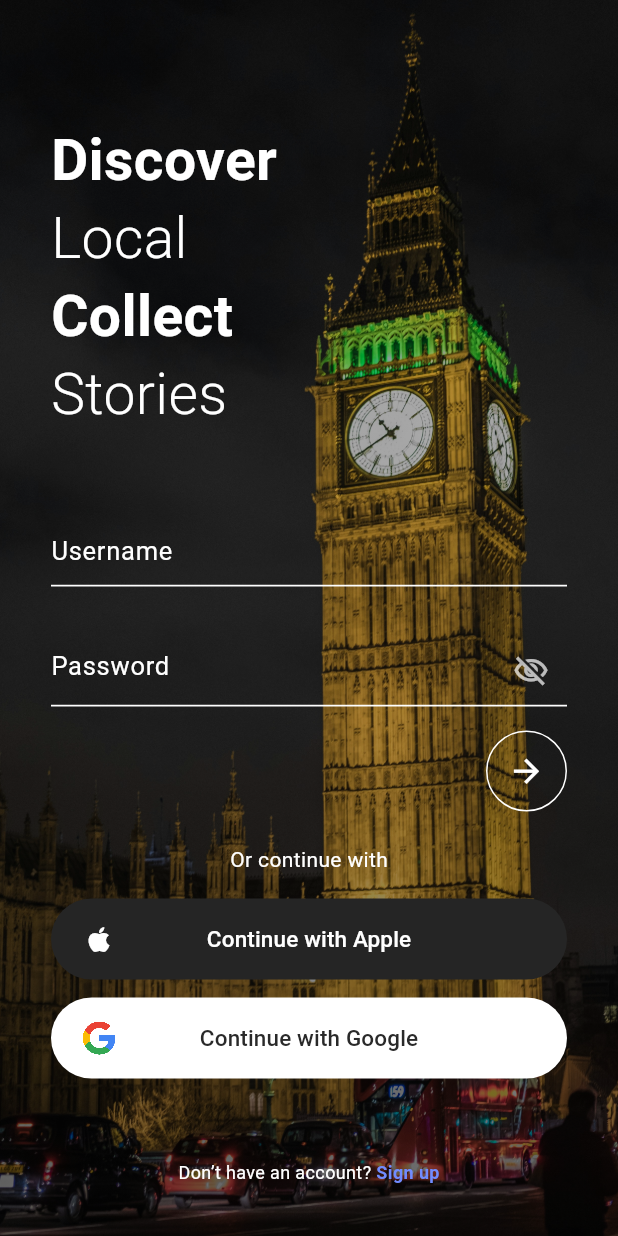
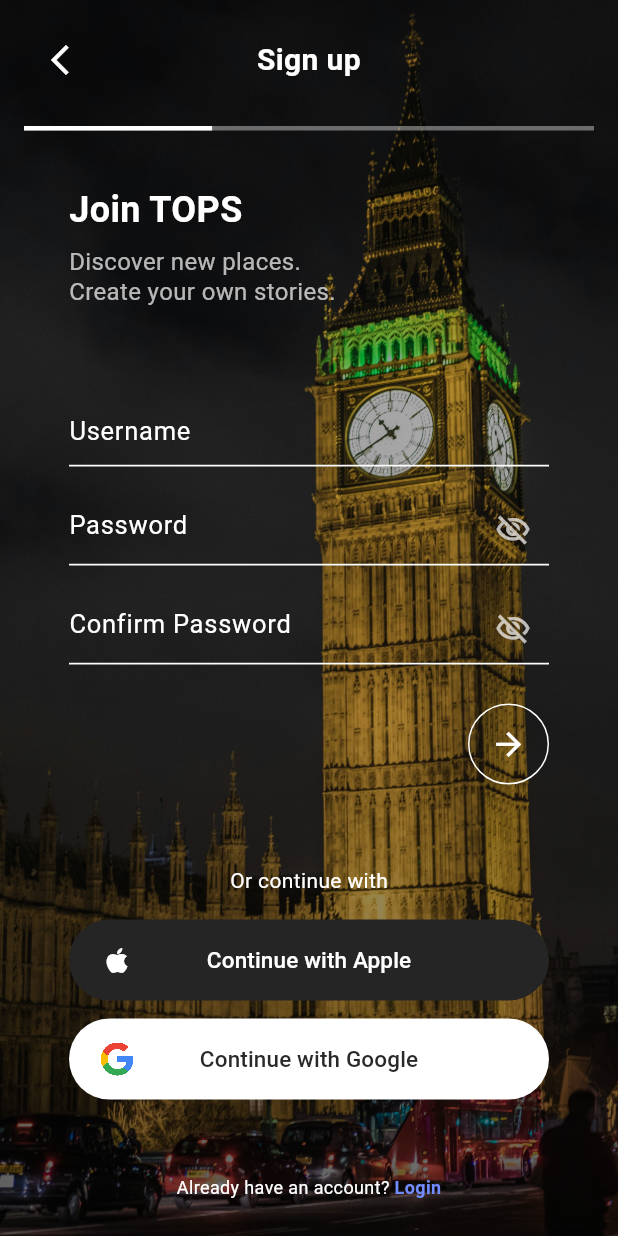
Before and after one commit to 2026-global-project-team/TOPS, a Flutter app: the screen it shows after launch, after a tap on "Sign up", on a phone screen of 412 x 824 dp. Run offline on Flutter 3.47's test engine with Material 3 defaults, Android fonts, the light colour scheme and no system bars; our stand-ins replace camera, fl_chart; statements that could not run were skipped.

Commit message:
folders refactoring

```diff
--- a/lib/Screen/login/signUp.dart
+++ b/lib/Screen/login/signUp.dart
@@ -1,16 +1,89 @@
 import 'package:flutter/material.dart';
+import 'package:flutter/cupertino.dart';
+import 'package:tops/Screen/login/widgets/login_background.dart';
+import 'package:tops/Screen/login/widgets/signup_header.dart';
+import 'widgets/onboarding_step.dart';
+import 'widgets/signup_form_step.dart';
 
-class SignUpPage extends StatefulWidget{
-  const SignUpPage({super.key});
+class SignupPage extends StatefulWidget {
+  const SignupPage({super.key});
 
   @override
-  State<StatefulWidget> createState() => _signPageState();
+  State<SignupPage> createState() => _SignupPageState();
 }
 
-class _signPageState extends State<SignUpPage>{
+class _SignupPageState extends State<SignupPage> {
+  int _currentStep = 0;
 
   @override
   Widget build(BuildContext context) {
+    return loginBackground(
+      child: Column(
+        children: [
+          const SignupHeader(),
+
+          Expanded(
+            child: _buildStepContent(),
+          ),
+        ],
+      ),
+    );
   }
 
+  Widget _buildStepContent() {
+    switch (_currentStep) {
+      case 0:
+        return SignupFormStep(
+          onNext: _nextStep,
+          onLoginPressed: () {
+            Navigator.pop(context);
+          },
+        );
+
+      case 1:
+        return OnboardingStep(
+          imagePath: 'assets/images/onboarding_1.jpg',
+          title: 'Discover more than the landmarks',
+          description:
+          'Find hidden gems and explore local places beyond the tourist trail.',
+          currentPage: 0,
+          pageCount: 3,
+          onNext: _nextStep,
+        );
+
+      case 2:
+        return OnboardingStep(
+          imagePath: 'assets/images/onboarding_2.jpg',
+          title: 'Your journey supports\nlocal communities',
+          description:
+          'Discover local cafés, shops, and cultural spaces that make each neighborhood unique.',
+          currentPage: 1,
+          pageCount: 3,
+          onNext: _nextStep,
+        );
+
+      case 3:
+        return OnboardingStep(
+          imagePath: 'assets/images/onboarding_3.jpg',
+          title: 'Discover locally. Travel responsibly.',
+          description:
+          'Explore local places and support the communities behind them.',
+          currentPage: 2,
+          pageCount: 3,
+          onNext: _nextStep,
+        );
+
+      case 4:
+        // return const SignupCompleteStep();
+
+      default:
+        return const SizedBox.shrink();
+    }
+  }
+
+  void _nextStep() {
+    setState(() {
+      _currentStep++;
+    });
+  }
 }
--- /dev/null
+++ b/lib/Screen/login/widgets/arrow_action_button.dart
@@ -0,0 +1,50 @@
+import 'package:flutter/material.dart';
+
+class ArrowActionButton extends StatelessWidget {
+  final VoidCallback? onPressed;
+  final bool isLoading;
+  final IconData icon;
+  final double size;
+
+  const ArrowActionButton({
+    super.key,
+    required this.onPressed,
+    this.isLoading = false,
+    this.icon = Icons.arrow_forward,
+    this.size = 54,
+  });
+
+  @override
+  Widget build(BuildContext context) {
+    return InkWell(
+      onTap: isLoading ? null : onPressed,
+      borderRadius: BorderRadius.circular(size / 2),
+      child: Container(
+        width: size,
+        height: size,
+        alignment: Alignment.center,
+        decoration: BoxDecoration(
+          shape: BoxShape.circle,
+          border: Border.all(
+            color: Colors.white,
+            width: 1,
+          ),
+        ),
+        child: isLoading
+            ? const SizedBox(
+          width: 22,
+          height: 22,
+          child: CircularProgressIndicator(
+            strokeWidth: 2,
+            color: Colors.white,
+          ),
+        )
+            : Icon(
+          icon,
+          color: Colors.white,
+          size: size * 0.46,
+        ),
+      ),
+    );
+  }
+}
--- /dev/null
+++ b/lib/Screen/login/widgets/signup_form_step.dart
@@ -0,0 +1,244 @@
+import 'package:flutter/material.dart';
+
+import 'auth_text_field.dart';
+import 'arrow_action_button.dart';
+import 'social_login_section.dart';
+
+class SignupFormStep extends StatefulWidget {
+  final VoidCallback onNext;
+  final VoidCallback onLoginPressed;
+
+  const SignupFormStep({
+    super.key,
+    required this.onNext,
+    required this.onLoginPressed,
+  });
+
+  @override
+  State<SignupFormStep> createState() => _SignupFormStepState();
+}
+
+class _SignupFormStepState extends State<SignupFormStep> {
+  final TextEditingController _usernameController =
+  TextEditingController();
+
+  final TextEditingController _passwordController =
+  TextEditingController();
+
+  final TextEditingController _confirmPasswordController =
+  TextEditingController();
+
+  bool _obscurePassword = true;
+  bool _obscureConfirmPassword = true;
+  bool _isLoading = false;
+
+  @override
+  void dispose() {
+    _usernameController.dispose();
+    _passwordController.dispose();
+    _confirmPasswordController.dispose();
+    super.dispose();
+  }
+
+  Future<void> _signUp() async {
+    final username = _usernameController.text.trim();
+    final password = _passwordController.text;
+    final confirmPassword = _confirmPasswordController.text;
+
+    if (username.isEmpty ||
+        password.isEmpty ||
+        confirmPassword.isEmpty) {
+      ScaffoldMessenger.of(context).showSnackBar(
+        const SnackBar(
+          content: Text('모든 항목을 입력해주세요.'),
+        ),
+      );
+      return;
+    }
+
+    if (password != confirmPassword) {
+      ScaffoldMessenger.of(context).showSnackBar(
+        const SnackBar(
+          content: Text('비밀번호가 일치하지 않습니다.'),
+        ),
+      );
+      return;
+    }
+
+    setState(() {
+      _isLoading = true;
+    });
+
+    try {
+      // TODO: Supabase 회원가입 연결
+      debugPrint('회원가입 Username: $username');
+
+      await Future<void>.delayed(
+        const Duration(seconds: 1),
+      );
+
+      if (!mounted) return;
+
+      // 회원가입이 성공하면 다음 온보딩 단계로 이동
+      widget.onNext();
+    } catch (error) {
+      if (!mounted) return;
+
+      ScaffoldMessenger.of(context).showSnackBar(
+        SnackBar(
+          content: Text('회원가입 실패: $error'),
+        ),
+      );
+    } finally {
+      if (mounted) {
+        setState(() {
+          _isLoading = false;
+        });
+      }
+    }
+  }
+
+  Future<void> _signInWithApple() async {
+    debugPrint('Apple 회원가입');
+  }
+
+  Future<void> _signInWithGoogle() async {
+    debugPrint('Google 회원가입');
+  }
+
+  @override
+  Widget build(BuildContext context) {
+    return SingleChildScrollView(
+      padding: const EdgeInsets.fromLTRB(
+        46,
+        36,
+        46,
+        28,
+      ),
+      child: Column(
+        crossAxisAlignment: CrossAxisAlignment.start,
+        children: [
+          const Text(
+            'Join TOPS',
+            style: TextStyle(
+              color: Colors.white,
+              fontSize: 24,
+              fontWeight: FontWeight.w600,
+            ),
+          ),
+
+          const SizedBox(height: 8),
+
+          const Text(
+            'Discover new places.\nCreate your own stories.',
+            style: TextStyle(
+              color: Colors.white70,
+              fontSize: 16,
+              height: 1.25,
+            ),
+          ),
+
+          const SizedBox(height: 58),
+
+          AuthTextField(
+            controller: _usernameController,
+            hintText: 'Username',
+            keyboardType: TextInputType.emailAddress,
+            textInputAction: TextInputAction.next,
+          ),
+
+          const SizedBox(height: 18),
+
+          AuthTextField(
+            controller: _passwordController,
+            hintText: 'Password',
+            obscureText: _obscurePassword,
+            textInputAction: TextInputAction.next,
+            suffixIcon: IconButton(
+              onPressed: () {
+                setState(() {
+                  _obscurePassword = !_obscurePassword;
+                });
+              },
+              icon: Icon(
+                _obscurePassword
+                    ? Icons.visibility_off_outlined
+                    : Icons.visibility_outlined,
+                color: Colors.white70,
+              ),
+            ),
+          ),
+
+          const SizedBox(height: 18),
+
+          AuthTextField(
+            controller: _confirmPasswordController,
+            hintText: 'Confirm Password',
+            obscureText: _obscureConfirmPassword,
+            textInputAction: TextInputAction.done,
+            onSubmitted: (_) => _signUp(),
+            suffixIcon: IconButton(
+              onPressed: () {
+                setState(() {
+                  _obscureConfirmPassword =
+                  !_obscureConfirmPassword;
+                });
+              },
+              icon: Icon(
+                _obscureConfirmPassword
+                    ? Icons.visibility_off_outlined
+                    : Icons.visibility_outlined,
+                color: Colors.white70,
+              ),
+            ),
+          ),
+
+          const SizedBox(height: 26),
+
+          Align(
+            alignment: Alignment.centerRight,
+            child: ArrowActionButton(
+              isLoading: _isLoading,
+              onPressed: _signUp,
+            ),
+          ),
+
+          const SizedBox(height: 54),
+
+          SocialLoginSection(
+            onApplePressed: _signInWithApple,
+            onGooglePressed: _signInWithGoogle,
+          ),
+
+          const SizedBox(height: 50),
+
+          Center(
+            child: Row(
+              mainAxisSize: MainAxisSize.min,
+              children: [
+                const Text(
+                  'Already have an account? ',
+                  style: TextStyle(
+                    color: Colors.white,
+                    fontSize: 12,
+                  ),
+                ),
+                GestureDetector(
+                  onTap: widget.onLoginPressed,
+                  child: const Text(
+                    'Login',
+                    style: TextStyle(
+                      color: Color(0xFF718CFF),
+                      fontSize: 12,
+                      fontWeight: FontWeight.w600,
+                    ),
+                  ),
+                ),
+              ],
+            ),
+          ),
+        ],
+      ),
+    );
+  }
+}
--- /dev/null
+++ b/lib/Screen/login/widgets/signup_header.dart
@@ -0,0 +1,50 @@
+import 'package:flutter/material.dart';
+
+class SignupHeader extends StatelessWidget {
+  const SignupHeader({super.key});
+
+  @override
+  Widget build(BuildContext context) {
+    return Padding(
+      padding: const EdgeInsets.fromLTRB(16, 16, 16, 0),
+      child: Column(
+        children: [
+          Row(
+            children: [
+              IconButton(
+                onPressed: () {
+                  Navigator.pop(context);
+                },
+                icon: const Icon(
+                  Icons.arrow_back_ios_new,
+                  color: Colors.white,
+                ),
+              ),
+              const Expanded(
+                child: Text(
+                  'Sign up',
+                  textAlign: TextAlign.center,
+                  style: TextStyle(
+                    color: Colors.white,
+                    fontSize: 20,
+                    fontWeight: FontWeight.w600,
+                  ),
+                ),
+              ),
+              const SizedBox(width: 48),
+            ],
+          ),
+          const SizedBox(height: 20),
+          const LinearProgressIndicator(
+            value: 0.33,
+            minHeight: 3,
+            backgroundColor: Colors.white38,
+            valueColor: AlwaysStoppedAnimation<Color>(
+              Colors.white,
+            ),
+          ),
+        ],
+      ),
+    );
+  }
+}
```
Also changed, not shown: lib/Screen/login/login.dart (+14 -3 lines), lib/Screen/login/widgets/onboarding_step.dart (added, +107 -0 lines), lib/Screen/login/widgets/Social_login_section.dart (renamed from lib/Widgets/Social_login_section.dart), lib/Screen/login/widgets/auth_text_field.dart (renamed from lib/Widgets/auth_text_field.dart), lib/Screen/login/widgets/login_background.dart (renamed from lib/Widgets/login_background.dart).
